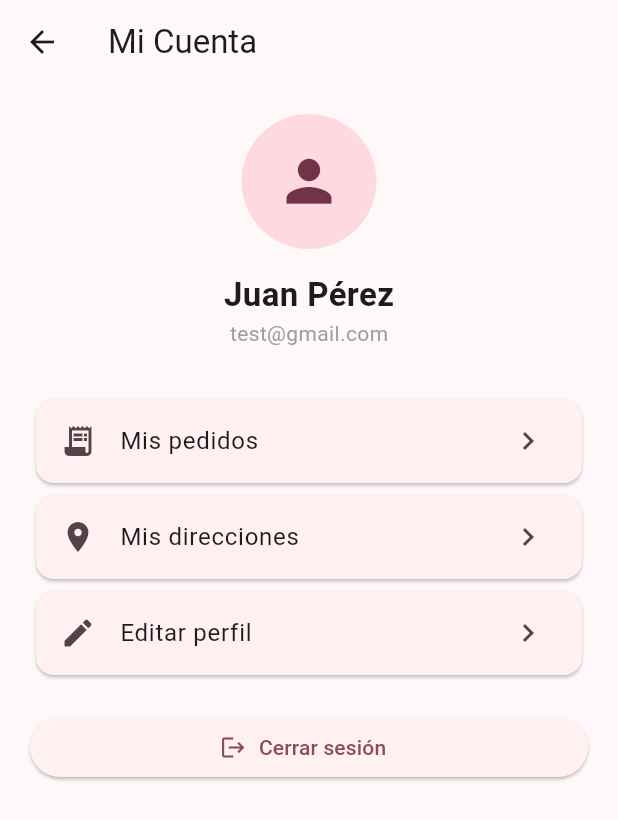
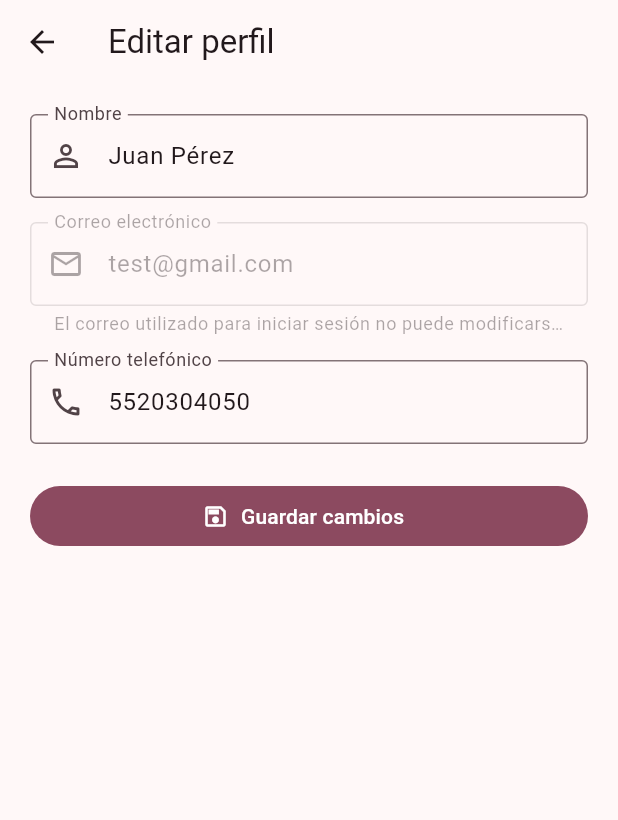
Before and after one commit to Luu92/Don-Taco-s-Food, a Flutter app: the PerfilScreen screen opened directly, after a tap on "Editar perfil", on a phone screen of 412 x 824 dp. Shown: the top 820 px of the screen. Run offline on Flutter 3.47's test engine with Material 3 defaults, Android fonts, the phone set to English and light mode, and no system bars; accounts and stored records are empty.

Commit message:
feature 20260721: Funcionalidad de editar perfil

```diff
--- a/lib/features/carrito/providers/carrito_provider.dart
+++ b/lib/features/carrito/providers/carrito_provider.dart
@@ -12,8 +12,7 @@ class CarritoProvider extends ChangeNotifier {
     } else {
       _items[nombre] = Map<String, dynamic>.from(alimento);
     }
-    //SOLO PARA VER EL CONTENIDO DEL CARRITO DESPUES DE AGRGAR COSAS
-    print("Contenido del carrito: $_items");
+
     notifyListeners();
   }
 
--- /dev/null
+++ b/lib/features/cuenta/providers/perfil_provider.dart
@@ -0,0 +1,33 @@
+import 'package:flutter/material.dart';
+import 'package:demo_app/features/cuenta/services/perfil_service.dart';
+import 'package:demo_app/models/usuario.dart';
+
+class PerfilProvider extends ChangeNotifier {
+  final PerfilService _perfilService;
+  PerfilProvider({
+    PerfilService? perfilService,
+  }) : _perfilService = perfilService ?? PerfilService() {
+    cargarPerfil();
+  }
+
+  Usuario? _perfil;
+
+  Usuario? get perfil => _perfil;
+
+  void cargarPerfil() {
+    _perfil = _perfilService.obtenerPerfil();
+    notifyListeners();
+  }
+
+  void actualizarPerfil({
+    required String nombre,
+    required String telefono,
+  }) {
+    _perfil = _perfilService.actualizarPerfil(
+      nombre: nombre,
+      telefono: telefono,
+    );
+
+    notifyListeners();
+  }
+}
--- a/lib/features/cuenta/screens/editar_perfil_screen.dart
+++ b/lib/features/cuenta/screens/editar_perfil_screen.dart
@@ -0,0 +1,143 @@
+import 'package:flutter/material.dart';
+import 'package:provider/provider.dart';
+
+import '../providers/perfil_provider.dart';
+
+class EditarPerfilScreen extends StatefulWidget {
+  const EditarPerfilScreen({
+    super.key,
+  });
+
+  @override
+  State<EditarPerfilScreen> createState() => _EditarPerfilScreenState();
+}
+
+class _EditarPerfilScreenState extends State<EditarPerfilScreen> {
+  final _formKey = GlobalKey<FormState>();
+
+  late final TextEditingController nombreController;
+  late final TextEditingController correoController;
+  late final TextEditingController telefonoController;
+
+  @override
+  void initState() {
+    super.initState();
+
+    final perfilProvider = context.read<PerfilProvider>();
+    final perfil = perfilProvider.perfil;
+
+    nombreController = TextEditingController(
+      text: perfil?.nombre ?? '',
+    );
+
+    correoController = TextEditingController(
+      text: perfil?.correo ?? '',
+    );
+
+    telefonoController = TextEditingController(
+      text: perfil?.telefono ?? '',
+    );
+  }
+
+  @override
+  Widget build(BuildContext context) {
+    return Scaffold(
+      appBar: AppBar(
+        title: const Text('Editar perfil'),
+      ),
+      body: Form(
+        key: _formKey,
+        child: ListView(
+          padding: const EdgeInsets.all(20),
+          children: [
+            TextFormField(
+              controller: nombreController,
+              textCapitalization: TextCapitalization.words,
+              decoration: const InputDecoration(
+                labelText: 'Nombre',
+                prefixIcon: Icon(Icons.person_outline),
+                border: OutlineInputBorder(),
+              ),
+              validator: (valor) {
+                if (valor == null || valor.trim().isEmpty) {
+                  return 'Ingresa tu nombre';
+                }
+
+                if (valor.trim().length < 3) {
+                  return 'El nombre es demasiado corto';
+                }
+
+                return null;
+              },
+            ),
+            const SizedBox(height: 16),
+            TextFormField(
+              controller: correoController,
+              enabled: false,
+              decoration: const InputDecoration(
+                labelText: 'Correo electrónico',
+                prefixIcon: Icon(Icons.email_outlined),
+                helperText:
+                    'El correo utilizado para iniciar sesión no puede modificarse.',
+                border: OutlineInputBorder(),
+              ),
+            ),
+            const SizedBox(height: 16),
+            TextFormField(
+              controller: telefonoController,
+              keyboardType: TextInputType.phone,
+              maxLength: 10,
+              decoration: const InputDecoration(
+                labelText: 'Número telefónico',
+                prefixIcon: Icon(Icons.phone_outlined),
+                border: OutlineInputBorder(),
+                counterText: '',
+              ),
+              validator: (valor) {
+                final telefono = valor?.trim() ?? '';
+
+                if (telefono.isEmpty) {
+                  return 'Ingresa tu número telefónico';
+                }
+
+                if (!RegExp(r'^\d{10}$').hasMatch(telefono)) {
+                  return 'Ingresa un número de 10 dígitos';
+                }
+
+                return null;
+              },
+            ),
+            const SizedBox(height: 24),
+            FilledButton.icon(
+              onPressed: _guardarCambios,
+              icon: const Icon(Icons.save_outlined),
+              label: const Text('Guardar cambios'),
+            ),
+          ],
+        ),
+      ),
+    );
+  }
+
+  void _guardarCambios() {
+    if (!_formKey.currentState!.validate()) {
+      return;
+    }
+
+    context.read<PerfilProvider>().actualizarPerfil(
+          nombre: nombreController.text.trim(),
+          telefono: telefonoController.text.trim(),
+        );
+
+    Navigator.pop(context, true);
+  }
+
+  @override
+  void dispose() {
+    nombreController.dispose();
+    correoController.dispose();
+    telefonoController.dispose();
+
+    super.dispose();
+  }
+}
--- a/lib/features/cuenta/screens/perfil_screen.dart
+++ b/lib/features/cuenta/screens/perfil_screen.dart
@@ -1,18 +1,30 @@
+import 'package:demo_app/features/cuenta/providers/perfil_provider.dart';
+import 'package:demo_app/features/cuenta/screens/editar_perfil_screen.dart';
+import 'package:demo_app/features/cuenta/widgets/perfil_actualizado_dialog.dart';
 import 'package:demo_app/features/direcciones/screens/direcciones_screen.dart';
 import 'package:demo_app/features/pedidos/screens/pedidos_screen.dart';
-import 'package:demo_app/features/cuenta/services/perfil_service.dart';
-import 'package:demo_app/models/usuario.dart';
+
 import 'package:flutter/material.dart';
+import 'package:provider/provider.dart';
 
 class PerfilScreen extends StatelessWidget {
   const PerfilScreen({super.key});
 
   @override
   Widget build(BuildContext context) {
-    final Usuario usuario = PerfilService().obtenerPerfil();
+    final usuario = context.watch<PerfilProvider>().perfil;
+
+    if (usuario == null) {
+      return const Scaffold(
+        body: Center(
+          child: CircularProgressIndicator(),
+        ),
+      );
+    }
+
     return Scaffold(
       appBar: AppBar(
-        title: const Text("Mi Cuenta"),
+        title: const Text('Mi Cuenta'),
       ),
       body: ListView(
         padding: const EdgeInsets.all(20),
@@ -42,11 +54,17 @@ class PerfilScreen extends StatelessWidget {
               ),
             ),
           ),
+          const SizedBox(height: 6),
+          Center(
+            child: Text(
+              usuario.telefono,
+            ),
+          ),
           const SizedBox(height: 30),
           Card(
             child: ListTile(
               leading: const Icon(Icons.receipt_long),
-              title: const Text("Mis pedidos"),
+              title: const Text('Mis pedidos'),
               trailing: const Icon(Icons.chevron_right),
               onTap: () {
                 Navigator.push(
@@ -61,7 +79,7 @@ class PerfilScreen extends StatelessWidget {
           Card(
             child: ListTile(
               leading: const Icon(Icons.location_on),
-              title: const Text("Mis direcciones"),
+              title: const Text('Mis direcciones'),
               trailing: const Icon(Icons.chevron_right),
               onTap: () {
                 Navigator.push(
@@ -76,17 +94,34 @@ class PerfilScreen extends StatelessWidget {
           Card(
             child: ListTile(
               leading: const Icon(Icons.edit),
-              title: const Text("Editar perfil"),
+              title: const Text('Editar perfil'),
               trailing: const Icon(Icons.chevron_right),
-              onTap: () {},
+              onTap: () async {
+                final resultado = await Navigator.push(
+                  context,
+                  MaterialPageRoute(
+                    builder: (_) => const EditarPerfilScreen(),
+                  ),
+                );
+
+                if (resultado == true && context.mounted) {
+                  await showDialog<void>(
+                    context: context,
+                    barrierDismissible: false,
+                    builder: (_) {
+                      return const PerfilActualizadoDialog();
+                    },
+                  );
+                }
+              },
             ),
           ),
           const SizedBox(height: 20),
           ElevatedButton.icon(
             onPressed: () {},
             icon: const Icon(Icons.logout),
-            label: const Text("Cerrar sesión"),
-          )
+            label: const Text('Cerrar sesión'),
+          ),
         ],
       ),
     );
--- a/lib/features/cuenta/services/perfil_service.dart
+++ b/lib/features/cuenta/services/perfil_service.dart
@@ -1,11 +1,18 @@
 import 'package:demo_app/models/usuario.dart';
 
 class PerfilService {
-  Usuario obtenerPerfil() {
-    return Usuario(
+  Usuario _usuario = Usuario(
       id: 1,
       nombre: "Juan Pérez",
       correo: "test@gmail.com",
-    );
+      telefono: "5520304050");
+
+  Usuario obtenerPerfil() {
+    return _usuario;
+  }
+
+  Usuario actualizarPerfil({required String nombre, required String telefono}) {
+    _usuario = _usuario.copyWith(nombre: nombre, telefono: telefono);
+    return _usuario;
   }
 }
--- a/lib/main.dart
+++ b/lib/main.dart
@@ -1,5 +1,6 @@
 import 'package:demo_app/features/carrito/providers/carrito_provider.dart';
 import 'package:demo_app/features/auth/screens/login.dart';
+import 'package:demo_app/features/cuenta/providers/perfil_provider.dart';
 import 'package:demo_app/features/direcciones/providers/direccion_provider.dart';
 import 'package:demo_app/features/pedidos/providers/pedido_provider.dart';
 import 'package:flutter/material.dart';
@@ -18,6 +19,7 @@ void main() {
         ChangeNotifierProvider(
           create: (_) => DireccionProvider(),
         ),
+        ChangeNotifierProvider(create: (_) => PerfilProvider())
       ],
       child: const MainApp(),
     ),
--- a/lib/models/usuario.dart
+++ b/lib/models/usuario.dart
@@ -2,6 +2,20 @@ class Usuario {
   final int id;
   final String nombre;
   final String correo;
+  final String telefono;
 
-  Usuario({required this.id, required this.nombre, required this.correo});
+  Usuario(
+      {required this.id,
+      required this.nombre,
+      required this.correo,
+      required this.telefono});
+
+  Usuario copyWith(
+      {int? id, String? nombre, String? correo, String? telefono}) {
+    return Usuario(
+        id: id ?? this.id,
+        nombre: nombre ?? this.nombre,
+        correo: correo ?? this.correo,
+        telefono: telefono ?? this.telefono);
+  }
 }
```
Also changed, not shown: lib/features/carrito/screens/carrito_screen.dart (+54 -10 lines), lib/features/cuenta/widgets/perfil_actualizado_dialog.dart (added, +35 -0 lines), lib/features/pedidos/widgets/confirmar_pedido_dialog.dart (added, +141 -0 lines), lib/features/pedidos/widgets/pedido_enviado_dialog.dart (added, +105 -0 lines), lib/features/cuenta/screens/cambiar_contrasena_screen.dart (added), lib/features/cuenta/widgets/opcion_perfil_card.dart (deleted).
